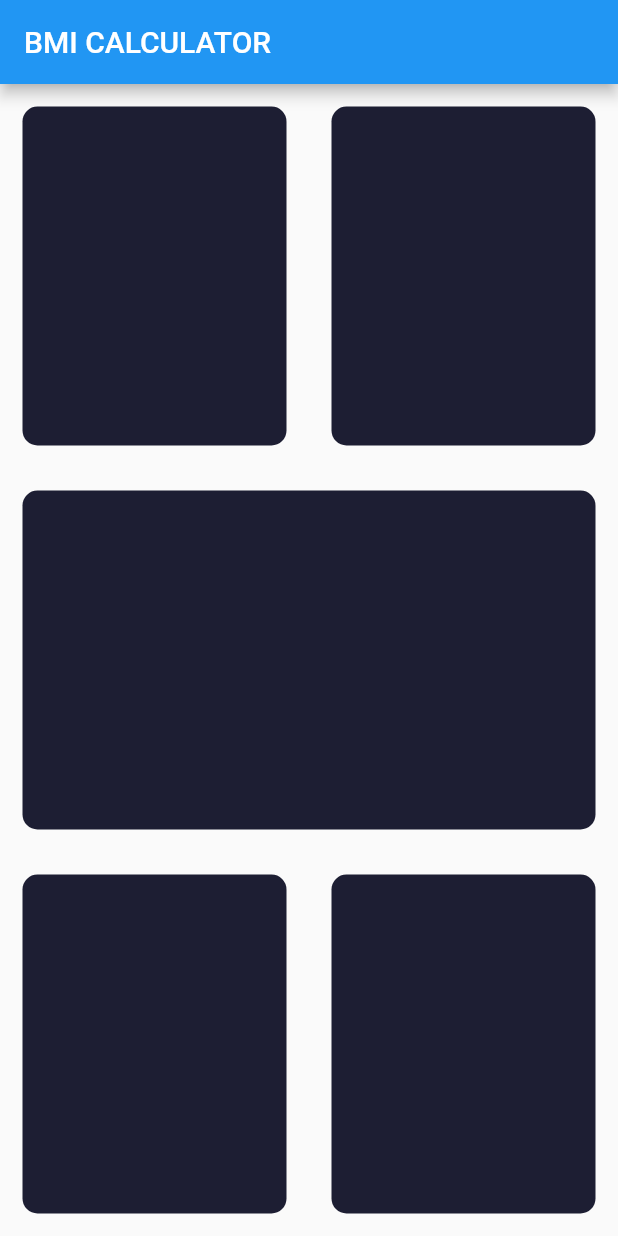
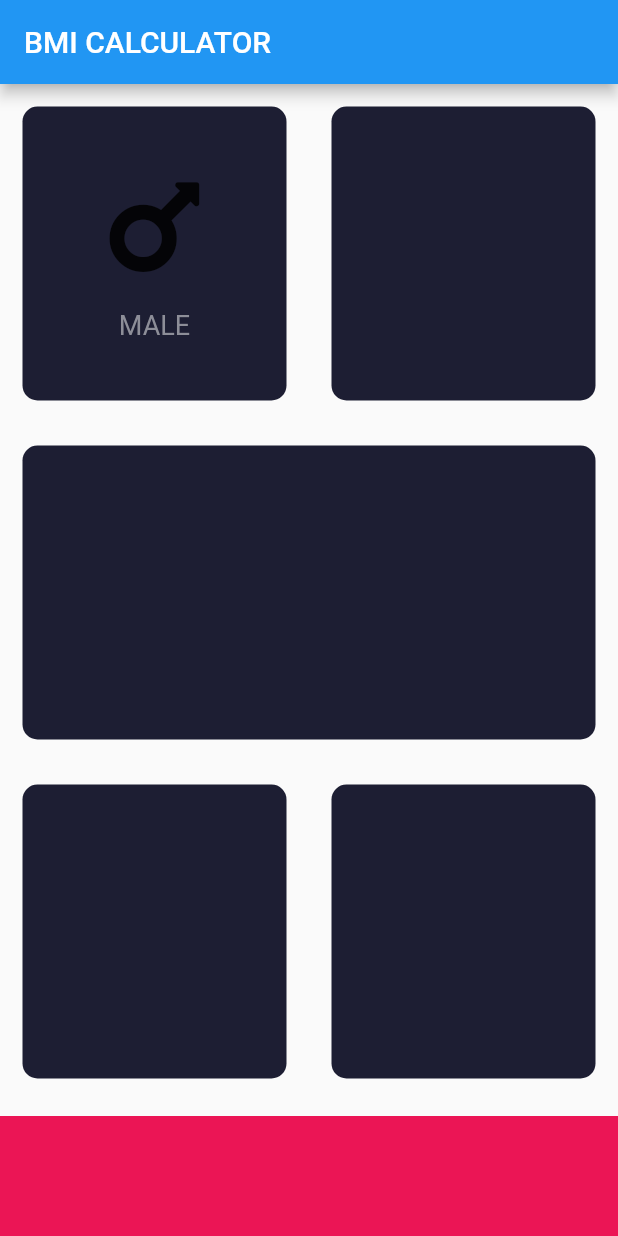
Before and after one commit to yotsufe/flutter_base, a Flutter app: the InputPage screen opened directly, on a phone screen of 412 x 824 dp. Run offline on Flutter 3.47's test engine with Material 2 defaults, Android fonts, the phone set to English and light mode, and no system bars; our stand-ins replace audioplayers, font_awesome_flutter.

Commit message:
Add a child widget

```diff
--- a/lib/bmicalculator/inputpage.dart
+++ b/lib/bmicalculator/inputpage.dart
@@ -1,4 +1,9 @@
 import 'package:flutter/material.dart';
+import 'package:font_awesome_flutter/font_awesome_flutter.dart';
+
+const bottomContainerHeight = 80.0;
+const bottomContainerColor = 0xFFEB1555;
+const cardColor = 0xFF1D1E33;
 
 class InputPage extends StatefulWidget {
   @override
@@ -19,12 +24,31 @@ class _InputPageState extends State<InputPage> {
               children: [
                 Expanded(
                   child: ReusableCard(
-                    colour: Color(0xFF1D1E33),
+                    colour: Color(cardColor),
+                    cardChild: Column(
+                      mainAxisAlignment: MainAxisAlignment.center,
+                      children: [
+                        Icon(
+                          FontAwesomeIcons.mars,
+                          size: 80.0,
+                        ),
+                        SizedBox(
+                          height: 15.0,
+                        ),
+                        Text(
+                          'MALE',
+                          style: TextStyle(
+                            fontSize: 18.0,
+                            color: Color(0xFF8D8E98),
+                          ),
+                        )
+                      ],
+                    ),
                   ),
                 ),
                 Expanded(
                   child: ReusableCard(
-                    colour: Color(0xFF1D1E33),
+                    colour: Color(cardColor),
                   ),
                 ),
               ],
@@ -32,7 +56,7 @@ class _InputPageState extends State<InputPage> {
           ),
           Expanded(
             child: ReusableCard(
-              colour: Color(0xFF1D1E33),
+              colour: Color(cardColor),
             ),
           ),
           Expanded(
@@ -40,16 +64,22 @@ class _InputPageState extends State<InputPage> {
               children: [
                 Expanded(
                   child: ReusableCard(
-                    colour: Color(0xFF1D1E33),
+                    colour: Color(cardColor),
                   ),
                 ),
                 Expanded(
                   child: ReusableCard(
-                    colour: Color(0xFF1D1E33),
+                    colour: Color(cardColor),
                   ),
                 ),
               ],
             ),
+          ),
+          Container(
+            color: Color(bottomContainerColor),
+            margin: EdgeInsets.only(top: 10.0),
+            width: double.infinity,
+            height: bottomContainerHeight,
           ),
         ],
       ),
@@ -58,13 +88,15 @@ class _InputPageState extends State<InputPage> {
 }
 
 class ReusableCard extends StatelessWidget {
-  ReusableCard({this.colour});
+  ReusableCard({@required this.colour, this.cardChild});
 
   final Color colour;
+  final Widget cardChild;
 
   @override
   Widget build(BuildContext context) {
     return Container(
+      child: cardChild,
       margin: EdgeInsets.all(15.0),
       decoration: BoxDecoration(
         color: colour,
--- a/pubspec.yaml
+++ b/pubspec.yaml
@@ -13,6 +13,7 @@ dependencies:
     sdk: flutter
   cupertino_icons: ^1.0.0
   audioplayers: ^0.17.3
+  font_awesome_flutter: ^8.4.0
 
 dev_dependencies:
   flutter_test:
```
